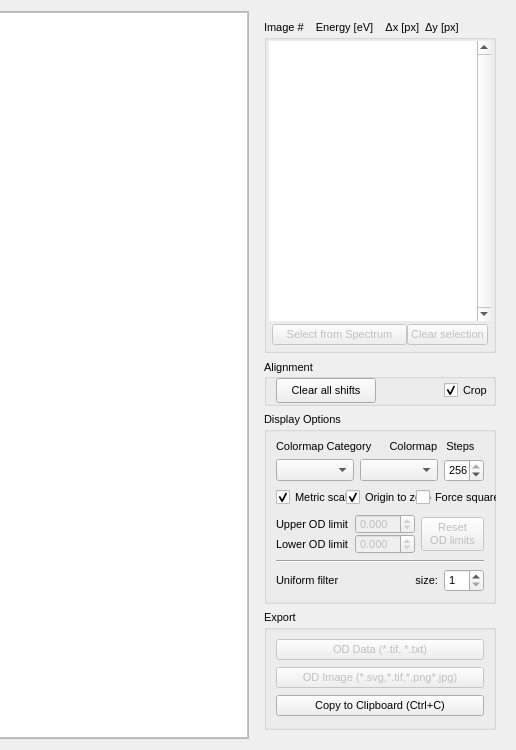
mlerotic/spectromicroscopy, file mantis_xray/showodmap.ui: the form before one commit; both pictures show x 684 to 1200 and y 0 to 750 of the 1200 by 750 pixel window.
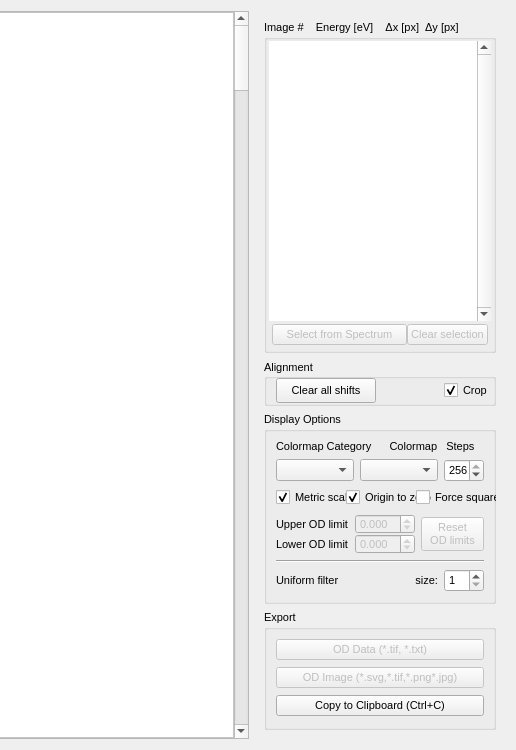
The form after the commit. Custom widgets are drawn as their Qt base class.

Commit message: Data reader added to SpecFig & Bug fixes

Diff of the .ui file:
```diff
--- a/mantis_xray/showodmap.ui
+++ b/mantis_xray/showodmap.ui
@@ -88,6 +88,13 @@
         </property>
        </widget>
       </item>
+      <item>
+       <widget class="QScrollBar" name="slider_eng">
+        <property name="orientation">
+         <enum>Qt::Vertical</enum>
+        </property>
+       </widget>
+      </item>
      </layout>
     </widget>
    </item>
```
The commit also changes 1 other file.
